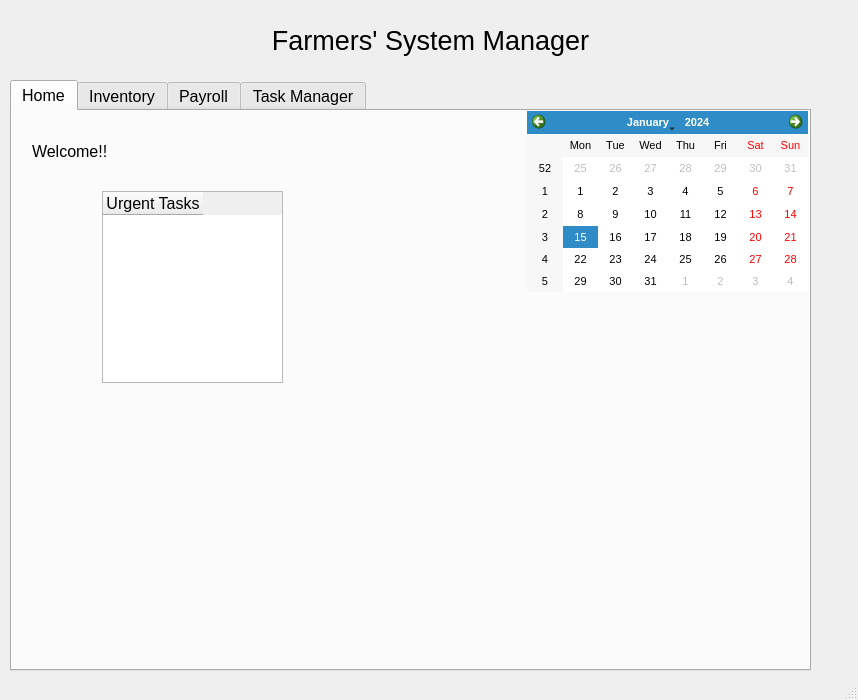
First picture: the form in FarmingSystemManager/mainwindow.ui, repository ryan-ghosh/FarmerSystemManager, before the edit.
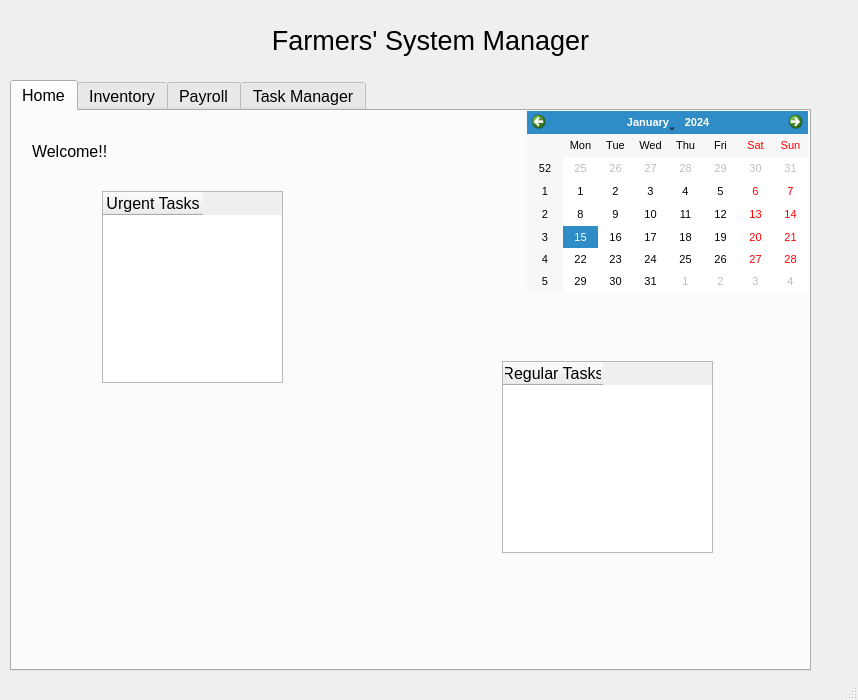
Second picture: the form after the edit. The open tabs and pages were chosen to show the change.

Commit message: regular tasks window

What changed in the file:
```diff
--- a/FarmingSystemManager/mainwindow.ui
+++ b/FarmingSystemManager/mainwindow.ui
@@ -94,6 +94,21 @@
        </property>
       </column>
      </widget>
+     <widget class="QTableWidget" name="regularTaskTable">
+      <property name="geometry">
+       <rect>
+        <x>490</x>
+        <y>250</y>
+        <width>211</width>
+        <height>192</height>
+       </rect>
+      </property>
+      <column>
+       <property name="text">
+        <string>Regular Tasks</string>
+       </property>
+      </column>
+     </widget>
     </widget>
     <widget class="QWidget" name="tab_3">
      <attribute name="title">
```
Left out of the diff: 2 changed lines with no effect on the pictures. The commit also changes 7 other files.
